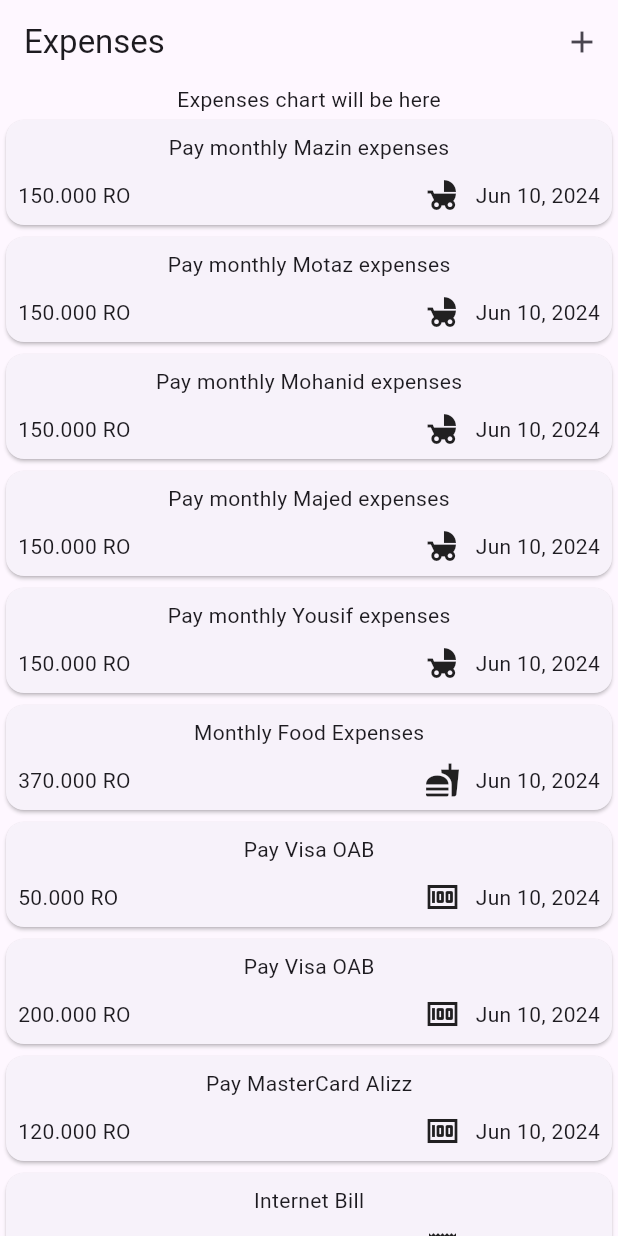
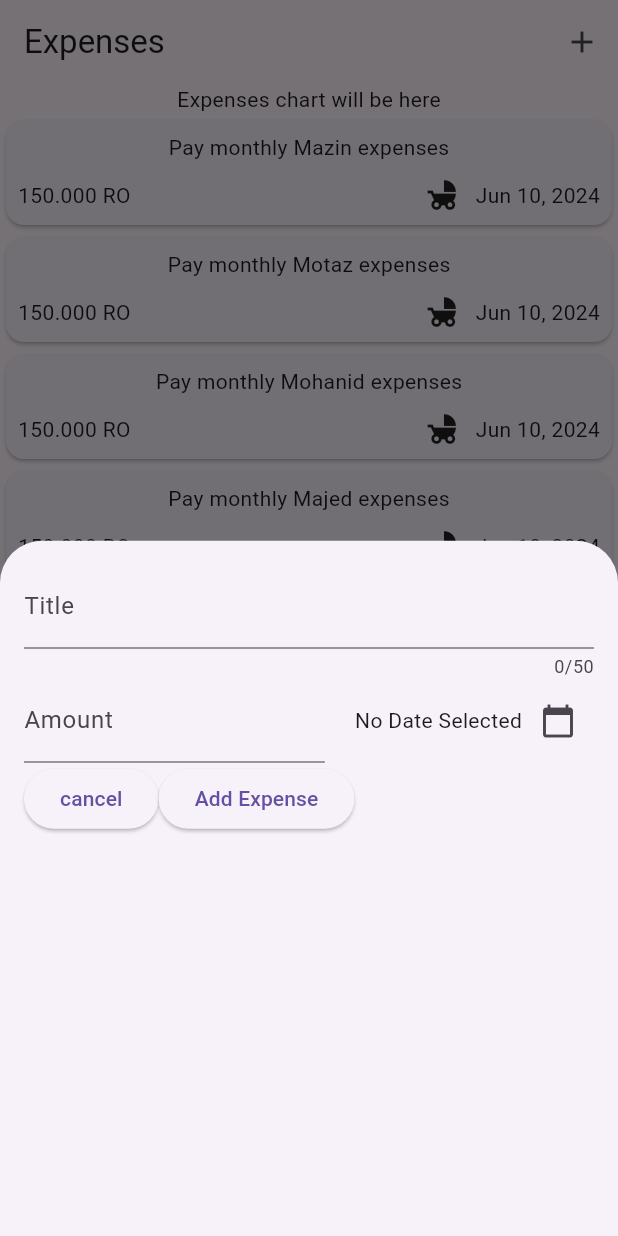
Before and after one commit to zuhairhd/expense, a Flutter app: the screen it shows after launch, after a tap on the "add" icon, on a phone screen of 412 x 824 dp. Run offline on Flutter 3.47's test engine with Material 3 defaults, Android fonts, the light colour scheme and no system bars.

Commit message:
add Date Picker

```diff
--- a/lib/main.dart
+++ b/lib/main.dart
@@ -5,7 +5,7 @@ void main() {
   runApp(
     MaterialApp(
       theme: ThemeData(useMaterial3: true),
-      home: Expenses(),
+      home: const Expenses(),
     ),
   );
 }
--- /dev/null
+++ b/lib/widget/add_expense.dart
@@ -0,0 +1,110 @@
+import 'package:expnses_ex/models/expense.dart';
+import 'package:flutter/material.dart';
+
+class AddExpense extends StatefulWidget {
+  const AddExpense({super.key});
+
+  @override
+  State<AddExpense> createState() => _AddExpenseState();
+}
+
+class _AddExpenseState extends State<AddExpense> {
+  // Define your state variables here
+
+  @override
+  void dispose() {
+    // Clean up the controller when the widget is disposed.
+    _titleController.dispose();
+    _amountController.dispose();
+    super.dispose();
+  }
+
+  final _titleController = TextEditingController();
+  final _amountController = TextEditingController();
+  DateTime? _selectedDate;
+
+  void _presentDatePicker() async {
+    final now = DateTime.now();
+    final firstdate = DateTime(now.year - 1, now.month, now.day);
+    final lastdate = DateTime(now.year + 1, now.month, now.day);
+
+    final pickedDate = await showDatePicker(
+      context: context,
+      initialDate: now,
+      firstDate: firstdate,
+      lastDate: lastdate,
+    );
+      setState(() {
+        _selectedDate = pickedDate;
+      });
+  }
+
+  @override
+  Widget build(BuildContext context) {
+    return Padding(
+      padding: const EdgeInsets.all(16),
+      child: Column(children: [
+        TextField(
+          controller: _titleController,
+          maxLength: 50,
+          decoration: const InputDecoration(labelText: 'Title'),
+        ),
+        Row(
+          children: [
+            Expanded(
+              child: TextField(
+                controller: _amountController,
+                decoration: const InputDecoration(
+                  labelText: 'Amount',
+                  prefixText: 'RO ',
+                ),
+                keyboardType: TextInputType.number,
+              ),
+            ),
+            const SizedBox(width: 20),
+            // add date picker here
+            Row(
+              mainAxisAlignment: MainAxisAlignment.end,
+              crossAxisAlignment: CrossAxisAlignment.center,
+              children: [
+                Text(_selectedDate == null ? 'No Date Selected' : formatedDate.format(_selectedDate!)) , // show the selected date here
+                IconButton(
+                  icon: const Icon(Icons.calendar_today),
+                  onPressed: _presentDatePicker,
+                ),
+              ],
+            ),
+          ],
+        ),
+
+        // const TextField(
+        //   decoration: InputDecoration(labelText: 'Date'),
+        //   keyboardType: TextInputType.datetime,
+        // ),
+        // DropdownButtonFormField(
+        //   items: [],
+        //   onChanged: (value) {},
+        // ),
+        Row(
+          children: [
+            ElevatedButton(
+              onPressed: () {
+                // cancel the adding expense and go back to the list
+                Navigator.pop(context);
+
+              },
+              child: const Text('cancel'),
+            ),
+            ElevatedButton(
+              onPressed: () {
+                // Implement the function here
+                // print(_titleController.text + ' is added');
+              },
+              child: const Text('Add Expense'),
+            ),
+          ],
+        ),
+      ]),
+    );
+  }
+}
--- a/lib/widget/expenses.dart
+++ b/lib/widget/expenses.dart
@@ -1,3 +1,4 @@
+import 'package:expnses_ex/widget/add_expense.dart';
 import 'package:expnses_ex/widget/expense_list/expenses_list.dart';
 import 'package:flutter/foundation.dart';
 import 'package:flutter/material.dart';
@@ -112,6 +113,13 @@ class _ExpensesState extends State<Expenses> {
   //     category: exCategory.Category.clothing,
   //   ),
   // ];
+  void _openAddExpenseDialog() {
+    showModalBottomSheet(
+      context: context,
+      builder: (ctx) => AddExpense()
+    );
+  }
+
   @override
   Widget build(BuildContext context) {
     return Scaffold(
@@ -120,22 +128,25 @@ class _ExpensesState extends State<Expenses> {
         actions: [
           IconButton(
             icon: const Icon(Icons.add),
-            onPressed: () {
-              // Add new expense
-              setState(() {
-                _expenses.add(
-                  Expense(
-                    title: 'New Expense',
-                    amount: 100.00,
-                    date: DateTime.now(),
-                    category: Account.children,
-                  ),
-                );
-              });
-            },
-          ),],
+            onPressed: _openAddExpenseDialog,
+            // onPressed: () {
+
+            //   // Add new expense
+            //   // setState(() {
+            //   //   _expenses.add(
+            //   //     Expense(
+            //   //       title: 'New Expense',
+            //   //       amount: 100.00,
+            //   //       date: DateTime.now(),
+            //   //       category: Account.children,
+            //   //     ),
+            //   //   );
+            //   // });
+            // },
+          ),
+        ],
       ),
-      body:  Center(
+      body: Center(
         child: Column(
           children: [
             const Text('Expenses chart will be here'),
```
